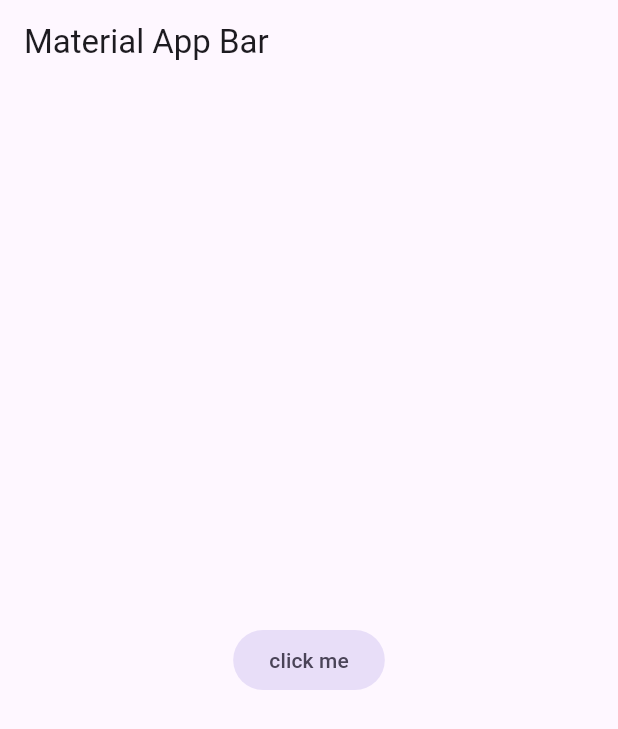
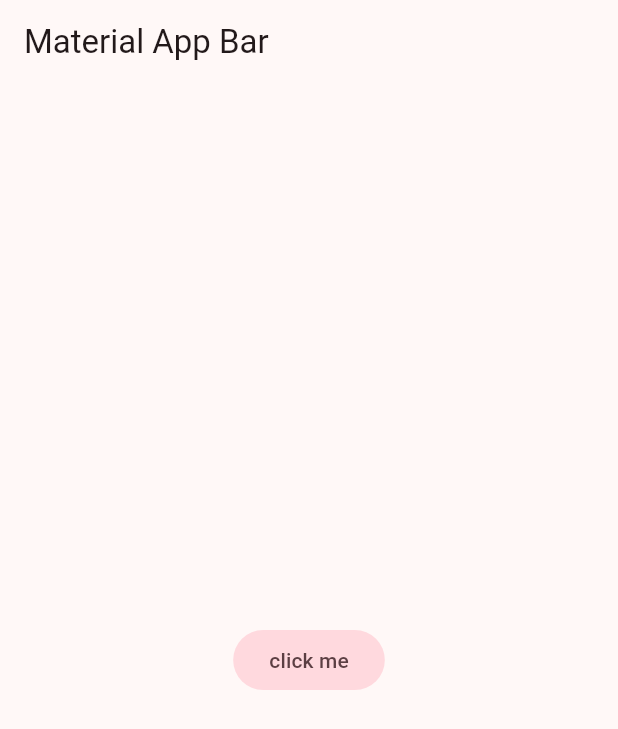
Before and after one commit to jmorenoalva/yes_no_app_flutter, a Flutter app: the screen it shows after launch, on a phone screen of 412 x 824 dp. Shown: the top 729 px of the screen. Run offline on Flutter 3.47's test engine with Material 3 defaults, Android fonts, the phone set to English and light mode, and no system bars.

Commit message:
Clase 68 - Estilo global para la aplicacion

```diff
--- /dev/null
+++ b/lib/config/theme/app_theme.dart
@@ -0,0 +1,31 @@
+import 'package:flutter/material.dart';
+
+const Color _customColor=Color(0xFF5C11D4);
+
+const List<Color> _colorThemes=[
+  _customColor,
+  Colors.blue,
+  Colors.teal,
+  Colors.green,
+  Colors.yellow,
+  Colors.orange,
+  Colors.pink,
+  Colors.black,
+];
+
+class AppTheme {
+
+  final int selectedColor;
+
+  AppTheme({
+    this.selectedColor = 0
+  }): assert(selectedColor >=0 && selectedColor <= _colorThemes.length - 1, 'Colors must be between 0 and ${_colorThemes.length}');
+
+  ThemeData theme (){
+    return ThemeData(
+      useMaterial3: true,
+      colorSchemeSeed: _colorThemes[selectedColor],
+    );
+  }
+
+}
--- a/lib/main.dart
+++ b/lib/main.dart
@@ -1,4 +1,5 @@
 import 'package:flutter/material.dart';
+import 'package:yes_no_app/config/theme/app_theme.dart';
 
 void main() => runApp(const MyApp());
 
@@ -10,6 +11,7 @@ class MyApp extends StatelessWidget {
     return MaterialApp(
       title: 'Yes No App',
       debugShowCheckedModeBanner: false,
+      theme: AppTheme(selectedColor: 6).theme(),
       home: Scaffold(
         appBar: AppBar(
           title: const Text('Material App Bar'),
```
